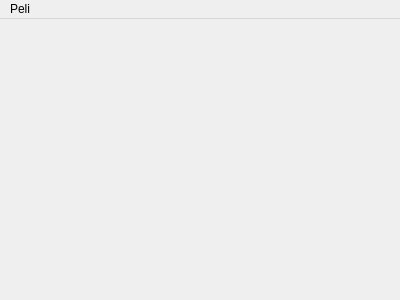
Qt form mainwindow.ui (Bhanditz/Evo) before a commit.
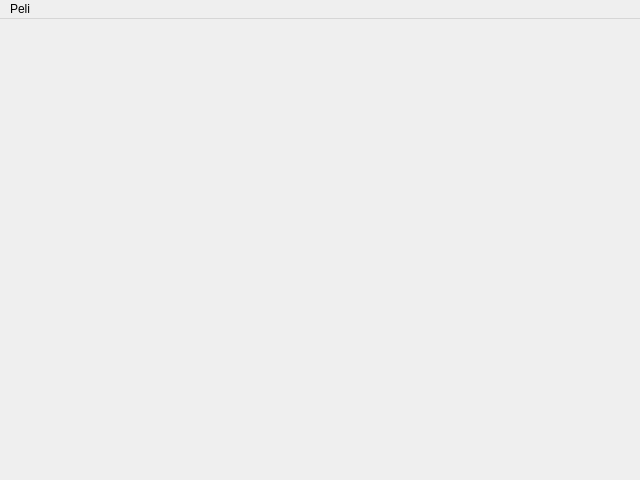
The same form after that commit.

The edit to the form file:
```diff
--- a/mainwindow.ui
+++ b/mainwindow.ui
@@ -9,20 +9,31 @@
    <rect>
     <x>0</x>
     <y>0</y>
-    <width>400</width>
-    <height>300</height>
+    <width>640</width>
+    <height>480</height>
    </rect>
   </property>
   <property name="windowTitle">
    <string>MainWindow</string>
   </property>
-  <widget class="QWidget" name="game"/>
+  <widget class="QWidget" name="centralWidget">
+   <widget class="QWidget" name="game" native="true">
+    <property name="geometry">
+     <rect>
+      <x>0</x>
+      <y>0</y>
+      <width>640</width>
+      <height>453</height>
+     </rect>
+    </property>
+   </widget>
+  </widget>
   <widget class="QMenuBar" name="menuBar">
    <property name="geometry">
     <rect>
      <x>0</x>
      <y>0</y>
-     <width>400</width>
+     <width>640</width>
      <height>27</height>
     </rect>
    </property>
```
